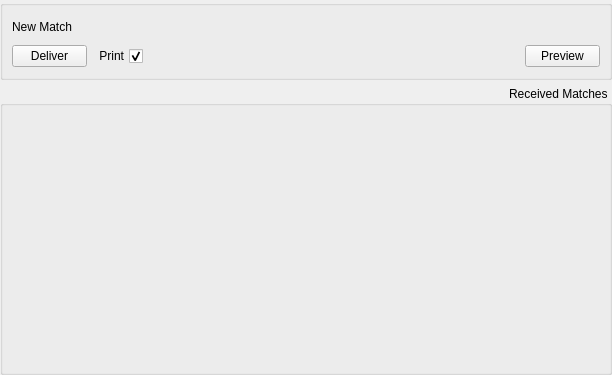
nournia/ketabkhaane, file Client/reghaabat/usermain.ui: the form before one commit.
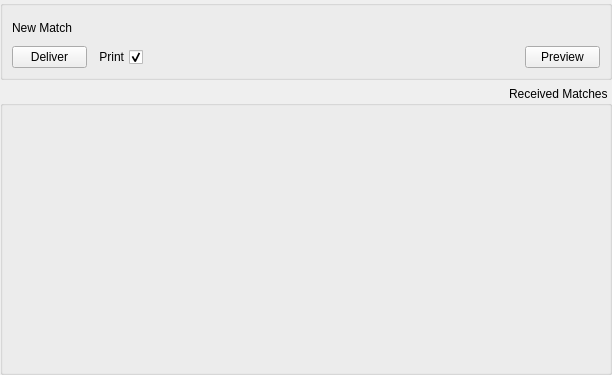
The form after the commit.

Patch:
```diff
--- a/Client/reghaabat/usermain.ui
+++ b/Client/reghaabat/usermain.ui
@@ -39,6 +39,12 @@
        <layout class="QHBoxLayout" name="horizontalLayout">
         <item>
          <widget class="QLabel" name="label">
+          <property name="minimumSize">
+           <size>
+            <width>0</width>
+            <height>25</height>
+           </size>
+          </property>
           <property name="text">
            <string>New Match</string>
           </property>
```
Left out of the diff: 3 changed lines with no effect on the pictures.
